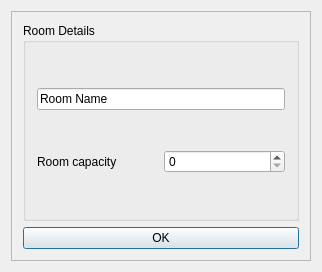
Old version of the form Orar/OrarApp/RoomDialog.ui in the repository alexandrutm/UnivTimetable.
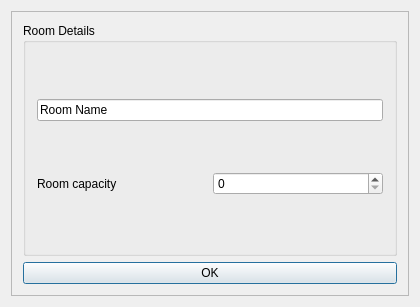
New version of the form.

Patch:
```diff
--- a/Orar/OrarApp/RoomDialog.ui
+++ b/Orar/OrarApp/RoomDialog.ui
@@ -6,8 +6,8 @@
    <rect>
     <x>0</x>
     <y>0</y>
-    <width>318</width>
-    <height>268</height>
+    <width>420</width>
+    <height>307</height>
    </rect>
   </property>
   <property name="windowTitle">
@@ -60,7 +60,11 @@
               </widget>
              </item>
              <item>
-              <widget class="QSpinBox" name="mCapacity"/>
+              <widget class="QSpinBox" name="mCapacity">
+               <property name="maximum">
+                <number>500</number>
+               </property>
+              </widget>
              </item>
             </layout>
            </item>
```
